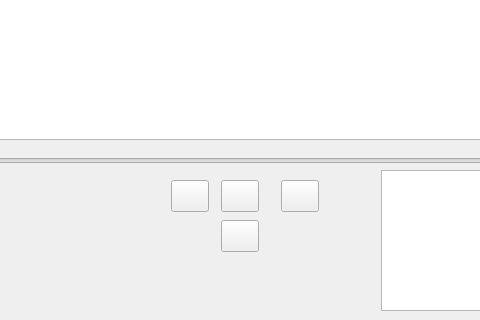
First picture: the form in ui/ui_mosaic.ui, repository phoenix-ZY/NIS3366-project, before the edit; both pictures show x 249 to 729 and y 490 to 810 of the 1160 by 810 pixel window.
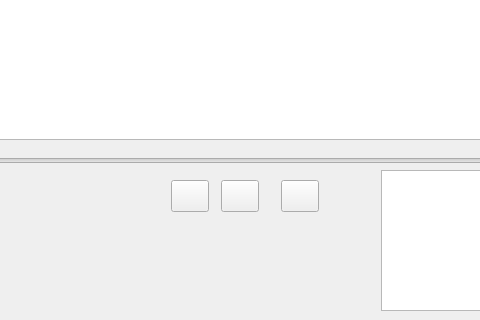
Second picture: the form after the edit. Custom widgets are drawn as their Qt base class.

Patch:
```diff
--- a/ui/ui_mosaic.ui
+++ b/ui/ui_mosaic.ui
@@ -39,16 +39,6 @@
     </rect>
    </property>
   </widget>
-  <widget class="ToolButton" name="cut_button">
-   <property name="geometry">
-    <rect>
-     <x>470</x>
-     <y>710</y>
-     <width>38</width>
-     <height>32</height>
-    </rect>
-   </property>
-  </widget>
   <widget class="CommandBar" name="commandbar">
    <property name="geometry">
     <rect>
```
